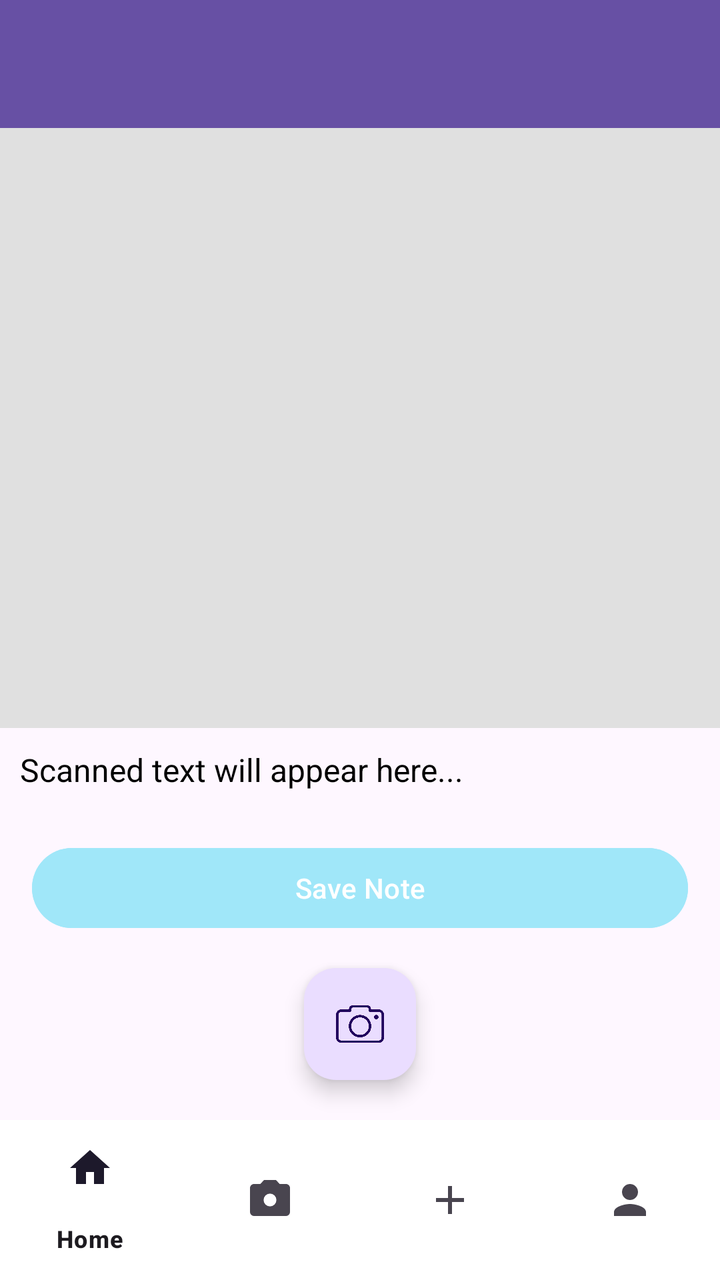
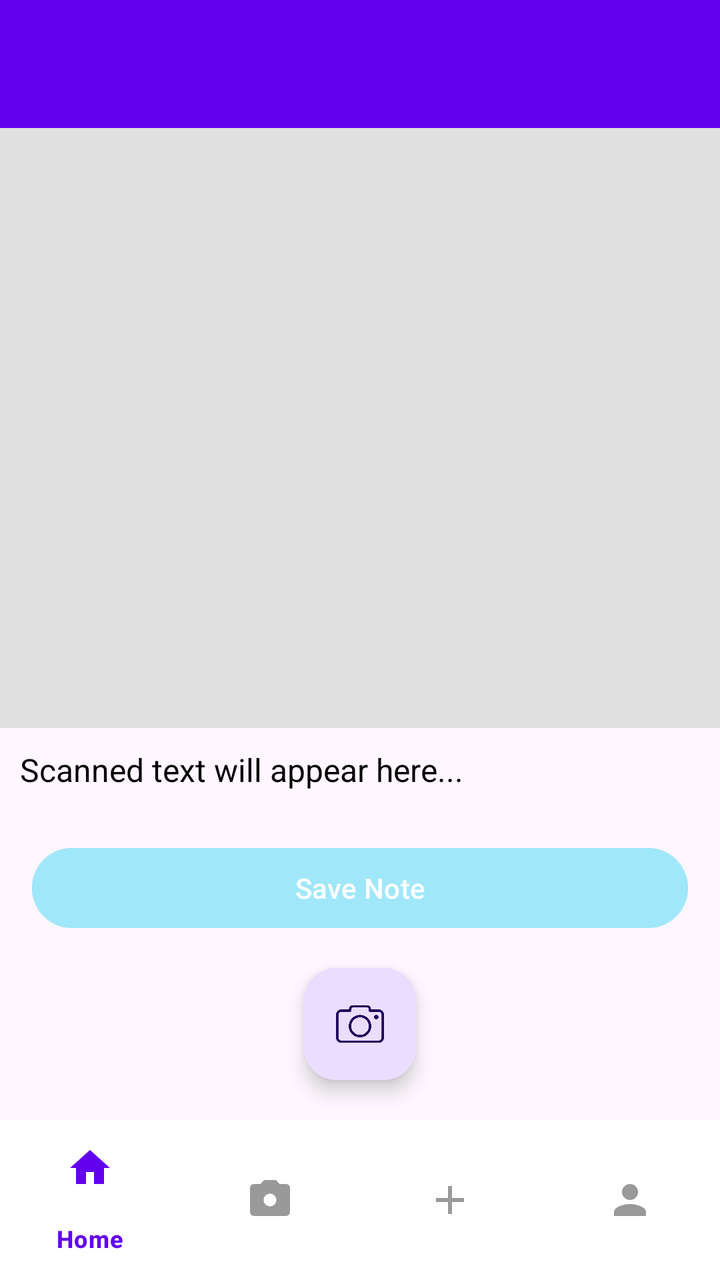

Two renders of the same Android screen: before a commit and after it. Below are the layout's source before the change and the commit's diff.
<!-- AndroidManifest.xml: application theme Theme.SmartNoteV2 -->
<!-- res/layout/activity_capture.xml -->
<?xml version="1.0" encoding="utf-8"?>
<RelativeLayout xmlns:android="http://schemas.android.com/apk/res/android"
    xmlns:app="http://schemas.android.com/apk/res-auto"
    xmlns:tools="http://schemas.android.com/tools"
    android:id="@+id/main"
    android:layout_width="match_parent"
    android:layout_height="match_parent"
    tools:context=".CaptureActivity">

    
    <com.google.android.material.appbar.MaterialToolbar
        android:id="@+id/toolbarCapture"
        android:layout_width="match_parent"
        android:layout_height="?attr/actionBarSize"
        android:background="?attr/colorPrimary"
        android:title="@string/scan_text"
        android:titleTextColor="@android:color/white"/>

    
    <ImageView
        android:id="@+id/imagePreview"
        android:layout_width="match_parent"
        android:layout_height="300dp"
        android:layout_below="@id/toolbarCapture"
        android:scaleType="centerCrop"
        android:background="#E0E0E0"
        android:contentDescription="Captured Image"/>

    
    <ScrollView
        android:layout_width="match_parent"
        android:layout_height="match_parent"
        android:layout_below="@id/imagePreview"
        android:padding="10dp">

        <TextView
            android:id="@+id/textResult"
            android:layout_width="match_parent"
            android:layout_height="wrap_content"
            android:text="Scanned text will appear here..."
            android:textSize="16sp"
            android:textColor="#000"/>
    </ScrollView>

    
    <com.google.android.material.floatingactionbutton.FloatingActionButton
        android:id="@+id/btnCapture"
        android:layout_width="wrap_content"
        android:layout_height="wrap_content"
        android:layout_above="@id/bottomNavigationView"
        android:layout_centerHorizontal="true"
        android:layout_marginBottom="20dp"
        android:src="@drawable/camera"
        app:background="@color/light_blue"/>

    <Button
        android:id="@+id/btnSaveCapture"
        android:layout_width="match_parent"
        android:layout_height="wrap_content"
        android:text="Save Note"
        android:layout_above="@id/btnCapture"
        android:layout_margin="16dp"
        android:backgroundTint="@color/light_blue"/>

    
    <com.google.android.material.bottomnavigation.BottomNavigationView
        android:id="@+id/bottomNavigationView"
        android:layout_width="match_parent"
        android:layout_height="wrap_content"
        android:layout_alignParentBottom="true"
        android:background="@color/white"
        app:menu="@menu/bottom_nav_menu"/>

</RelativeLayout>
<!-- resources referenced by this layout -->
<resources>
  <color name="light_blue">#FFA0E7F9</color>
  <color name="white">#FFFFFFFF</color>
  <!-- drawable camera: png bitmap (drawable, 14457 bytes) -->
  <string name="scan_text">Scan Text</string>
  <style name="Theme.SmartNoteV2" parent="Base.Theme.SmartNoteV2" />
  <style name="Base.Theme.SmartNoteV2" parent="Theme.Material3.DayNight.NoActionBar">
          
          
      </style>
</resources>

<!-- the commit's change to res/layout/activity_capture.xml (unified diff, before → after) -->
@@ -12,7 +12,7 @@
         android:id="@+id/toolbarCapture"
         android:layout_width="match_parent"
         android:layout_height="?attr/actionBarSize"
-        android:background="?attr/colorPrimary"
+        android:background="#6200EE"
         android:title="@string/scan_text"
         android:titleTextColor="@android:color/white"/>
 
@@ -69,6 +69,9 @@
         android:layout_height="wrap_content"
         android:layout_alignParentBottom="true"
         android:background="@color/white"
-        app:menu="@menu/bottom_nav_menu"/>
+        app:menu="@menu/bottom_nav_menu"
+        app:itemActiveIndicatorStyle="@style/NoIndicator"
+        app:itemIconTint="@color/bottom_nav_color"
+        app:itemTextColor="@color/bottom_nav_color"/>
 
 </RelativeLayout>
<!-- resource entries referenced after the edit -->
@@ -4,6 +4,10 @@
   <color name="white">#FFFFFFFF</color>
   <!-- drawable camera: png bitmap (drawable, 14457 bytes) -->
   <string name="scan_text">Scan Text</string>
+  <style name="NoIndicator" parent="Widget.Material3.BottomNavigationView.ActiveIndicator">
+          <item name="android:color">@android:color/transparent</item>
+          <item name="shapeAppearance">@style/ShapeAppearance.Material3.Corner.Full</item>
+      </style>
   <style name="Theme.SmartNoteV2" parent="Base.Theme.SmartNoteV2" />
   <style name="Base.Theme.SmartNoteV2" parent="Theme.Material3.DayNight.NoActionBar">
           
